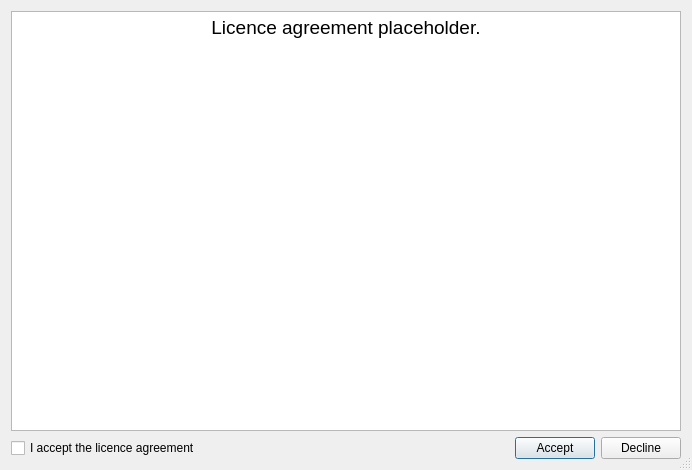
Before: the Qt Designer form Tools/ResourceEditor/DataQt/LicenceDialog.ui in xaoctech/dava.engine, drawn with Qt 5.
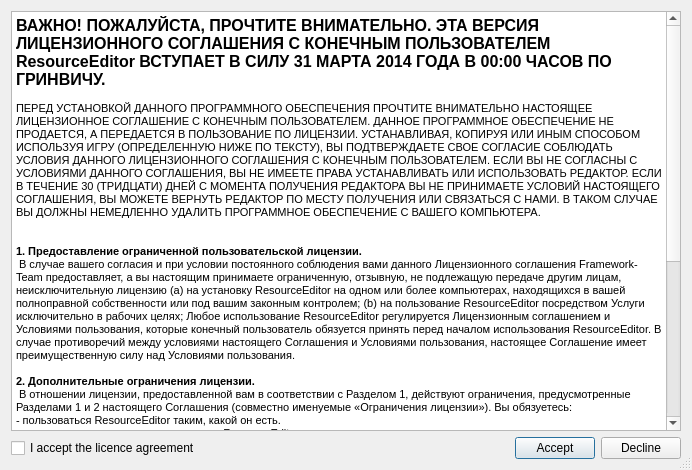
After: the same form once the commit is applied.

Commit message: [DF-185] Licence dialog

What changed in the file:
```diff
--- a/Tools/ResourceEditor/DataQt/LicenceDialog.ui
+++ b/Tools/ResourceEditor/DataQt/LicenceDialog.ui
@@ -36,7 +36,27 @@
 &lt;html&gt;&lt;head&gt;&lt;meta name=&quot;qrichtext&quot; content=&quot;1&quot; /&gt;&lt;style type=&quot;text/css&quot;&gt;
 p, li { white-space: pre-wrap; }
 &lt;/style&gt;&lt;/head&gt;&lt;body style=&quot; font-family:'MS Shell Dlg 2'; font-size:8.25pt; font-weight:400; font-style:normal;&quot;&gt;
-&lt;p align=&quot;center&quot; style=&quot; margin-top:0px; margin-bottom:0px; margin-left:0px; margin-right:0px; -qt-block-indent:0; text-indent:0px;&quot;&gt;&lt;span style=&quot; font-size:14pt;&quot;&gt;Licence agreement placeholder.&lt;/span&gt;&lt;/p&gt;&lt;/body&gt;&lt;/html&gt;</string>
+&lt;p style=&quot; margin-top:0px; margin-bottom:0px; margin-left:0px; margin-right:0px; -qt-block-indent:0; text-indent:0px;&quot;&gt;&lt;span style=&quot; font-size:12pt; font-weight:600;&quot;&gt;ВАЖНО! ПОЖАЛУЙСТА, ПРОЧТИТЕ ВНИМАТЕЛЬНО. ЭТА ВЕРСИЯ ЛИЦЕНЗИОННОГО СОГЛАШЕНИЯ С КОНЕЧНЫМ ПОЛЬЗОВАТЕЛЕМ ResourceEditor ВСТУПАЕТ В СИЛУ 31 МАРТА 2014 ГОДА В 00:00 ЧАСОВ ПО ГРИНВИЧУ.&lt;/span&gt;&lt;/p&gt;
+&lt;p style=&quot;-qt-paragraph-type:empty; margin-top:0px; margin-bottom:0px; margin-left:0px; margin-right:0px; -qt-block-indent:0; text-indent:0px; font-size:8pt;&quot;&gt;&lt;br /&gt;&lt;/p&gt;
+&lt;p style=&quot; margin-top:0px; margin-bottom:0px; margin-left:0px; margin-right:0px; -qt-block-indent:0; text-indent:0px;&quot;&gt;&lt;span style=&quot; font-size:8pt;&quot;&gt;ПЕРЕД УСТАНОВКОЙ ДАННОГО ПРОГРАММНОГО ОБЕСПЕЧЕНИЯ ПРОЧТИТЕ ВНИМАТЕЛЬНО НАСТОЯЩЕЕ ЛИЦЕНЗИОННОЕ СОГЛАШЕНИЕ С КОНЕЧНЫМ ПОЛЬЗОВАТЕЛЕМ. ДАННОЕ ПРОГРАММНОЕ ОБЕСПЕЧЕНИЕ НЕ ПРОДАЕТСЯ, А ПЕРЕДАЕТСЯ В ПОЛЬЗОВАНИЕ ПО ЛИЦЕНЗИИ. УСТАНАВЛИВАЯ, КОПИРУЯ ИЛИ ИНЫМ СПОСОБОМ ИСПОЛЬЗУЯ ИГРУ (ОПРЕДЕЛЕННУЮ НИЖЕ ПО ТЕКСТУ), ВЫ ПОДТВЕРЖДАЕТЕ СВОЕ СОГЛАСИЕ СОБЛЮДАТЬ УСЛОВИЯ ДАННОГО ЛИЦЕНЗИОННОГО СОГЛАШЕНИЯ С КОНЕЧНЫМ ПОЛЬЗОВАТЕЛЕМ. ЕСЛИ ВЫ НЕ СОГЛАСНЫ С УСЛОВИЯМИ ДАННОГО СОГЛАШЕНИЯ, ВЫ НЕ ИМЕЕТЕ ПРАВА УСТАНАВЛИВАТЬ ИЛИ ИСПОЛЬЗОВАТЬ РЕДАКТОР. ЕСЛИ В ТЕЧЕНИЕ 30 (ТРИДЦАТИ) ДНЕЙ С МОМЕНТА ПОЛУЧЕНИЯ РЕДАКТОРА ВЫ НЕ ПРИНИМАЕТЕ УСЛОВИЙ НАСТОЯЩЕГО СОГЛАШЕНИЯ, ВЫ МОЖЕТЕ ВЕРНУТЬ РЕДАКТОР ПО МЕСТУ ПОЛУЧЕНИЯ ИЛИ СВЯЗАТЬСЯ С НАМИ. В ТАКОМ СЛУЧАЕ ВЫ ДОЛЖНЫ НЕМЕДЛЕННО УДАЛИТЬ ПРОГРАММНОЕ ОБЕСПЕЧЕНИЕ С ВАШЕГО КОМПЬЮТЕРА.&lt;/span&gt;&lt;/p&gt;
+&lt;p style=&quot;-qt-paragraph-type:empty; margin-top:0px; margin-bottom:0px; margin-left:0px; margin-right:0px; -qt-block-indent:0; text-indent:0px; font-size:8pt;&quot;&gt;&lt;br /&gt;&lt;/p&gt;
+&lt;p style=&quot;-qt-paragraph-type:empty; margin-top:0px; margin-bottom:0px; margin-left:0px; margin-right:0px; -qt-block-indent:0; text-indent:0px; font-size:8pt;&quot;&gt;&lt;br /&gt;&lt;/p&gt;
+&lt;p style=&quot; margin-top:0px; margin-bottom:0px; margin-left:0px; margin-right:0px; -qt-block-indent:0; text-indent:0px;&quot;&gt;&lt;span style=&quot; font-size:8pt; font-weight:600;&quot;&gt;1. Предоставление ограниченной пользовательской лицензии.&lt;/span&gt;&lt;/p&gt;
+&lt;p style=&quot; margin-top:0px; margin-bottom:0px; margin-left:0px; margin-right:0px; -qt-block-indent:0; text-indent:0px;&quot;&gt;&lt;span style=&quot; font-size:8pt;&quot;&gt; В случае вашего согласия и при условии постоянного соблюдения вами данного Лицензионного соглашения Framework-Team предоставляет, а вы настоящим принимаете ограниченную, отзывную, не подлежащую передаче другим лицам, неисключительную лицензию (а) на установку ResourceEditor на одном или более компьютерах, находящихся в вашей полноправной собственности или под вашим законным контролем; (b) на пользование ResourceEditor посредством Услуги исключительно в рабочих целях; Любое использование ResourceEditor регулируется Лицензионным соглашением и Условиями пользования, которые конечный пользователь обязуется принять перед началом использования ResourceEditor. В случае противоречий между условиями настоящего Соглашения и Условиями пользования, настоящее Соглашение имеет преимущественную силу над Условиями пользования.&lt;/span&gt;&lt;/p&gt;
+&lt;p style=&quot;-qt-paragraph-type:empty; margin-top:0px; margin-bottom:0px; margin-left:0px; margin-right:0px; -qt-block-indent:0; text-indent:0px; font-size:8pt;&quot;&gt;&lt;br /&gt;&lt;/p&gt;
+&lt;p style=&quot; margin-top:0px; margin-bottom:0px; margin-left:0px; margin-right:0px; -qt-block-indent:0; text-indent:0px;&quot;&gt;&lt;span style=&quot; font-size:8pt; font-weight:600;&quot;&gt;2. Дополнительные ограничения лицензии.&lt;/span&gt;&lt;/p&gt;
+&lt;p style=&quot; margin-top:0px; margin-bottom:0px; margin-left:0px; margin-right:0px; -qt-block-indent:0; text-indent:0px;&quot;&gt;&lt;span style=&quot; font-size:8pt;&quot;&gt; В отношении лицензии, предоставленной вам в соответствии с Разделом 1, действуют ограничения, предусмотренные Разделами 1 и 2 настоящего Соглашения (совместно именуемые «Ограничения лицензии»). Вы обязуетесь:&lt;/span&gt;&lt;/p&gt;
+&lt;p style=&quot; margin-top:0px; margin-bottom:0px; margin-left:0px; margin-right:0px; -qt-block-indent:0; text-indent:0px;&quot;&gt;&lt;span style=&quot; font-size:8pt;&quot;&gt;- пользоваться ResourceEditor таким, какой он есть.&lt;/span&gt;&lt;/p&gt;
+&lt;p style=&quot; margin-top:0px; margin-bottom:0px; margin-left:0px; margin-right:0px; -qt-block-indent:0; text-indent:0px;&quot;&gt;&lt;span style=&quot; font-size:8pt;&quot;&gt;- досканально изучить все возможности ResourceEditor&lt;/span&gt;&lt;/p&gt;
+&lt;p style=&quot; margin-top:0px; margin-bottom:0px; margin-left:0px; margin-right:0px; -qt-block-indent:0; text-indent:0px;&quot;&gt;&lt;span style=&quot; font-size:8pt;&quot;&gt;- самостоятельно настраивать матрицы, править шейдеры, а так же, при необходимости, самостоятльно исправлять ошибки в файлах .sc2 с помощью HEX-редактора.&lt;/span&gt;&lt;/p&gt;
+&lt;p style=&quot; margin-top:0px; margin-bottom:0px; margin-left:0px; margin-right:0px; -qt-block-indent:0; text-indent:0px;&quot;&gt;&lt;span style=&quot; font-size:8pt;&quot;&gt;- в случае использования ResourceEditor в состоянии алькогольного, наркотического или токсического опьянения безвозмездно передать часть веществ, вызвавшых данное состояние, в пользу Framework-Team&lt;/span&gt;&lt;/p&gt;
+&lt;p style=&quot; margin-top:0px; margin-bottom:0px; margin-left:0px; margin-right:0px; -qt-block-indent:0; text-indent:0px;&quot;&gt;&lt;span style=&quot; font-size:8pt;&quot;&gt;- использовать ResourceEditor вне состояния алькогольного, наркотического или токсического опьянения не более 5 дней.&lt;/span&gt;&lt;/p&gt;
+&lt;p style=&quot; margin-top:0px; margin-bottom:0px; margin-left:0px; margin-right:0px; -qt-block-indent:0; text-indent:0px;&quot;&gt;&lt;span style=&quot; font-size:8pt;&quot;&gt;- все обеденные салаты с содержанием помидоров более 10% безвозмездно передавать в рот Сольвью Игорю; в случае сопротивлении объекта - разрешается и требуется применить силу.&lt;/span&gt;&lt;/p&gt;
+&lt;p style=&quot; margin-top:0px; margin-bottom:0px; margin-left:0px; margin-right:0px; -qt-block-indent:0; text-indent:0px;&quot;&gt;&lt;span style=&quot; font-size:8pt;&quot;&gt;- ежемесячно отчислять не менее 4% заработной платы в пользу Framework-Team, посредством помещения денежных средств, закуски или алкоголя в емкость с надписью &amp;quot;РАБОТАЕМ ЗА ПЕЧЕНКИ&amp;quot; в комнате 210, а так же не менее 1% заработной платы отчислять лично МАСТЕРУ ЛИНЕЙНОГО ТУМАНА ЗА 5 СЕК.&lt;/span&gt;&lt;/p&gt;
+&lt;p style=&quot;-qt-paragraph-type:empty; margin-top:0px; margin-bottom:0px; margin-left:0px; margin-right:0px; -qt-block-indent:0; text-indent:0px; font-size:8pt;&quot;&gt;&lt;br /&gt;&lt;/p&gt;
+&lt;p style=&quot;-qt-paragraph-type:empty; margin-top:0px; margin-bottom:0px; margin-left:0px; margin-right:0px; -qt-block-indent:0; text-indent:0px; font-size:8pt;&quot;&gt;&lt;br /&gt;&lt;/p&gt;
+&lt;p style=&quot; margin-top:0px; margin-bottom:0px; margin-left:0px; margin-right:0px; -qt-block-indent:0; text-indent:0px;&quot;&gt;&lt;span style=&quot; font-size:8pt; font-weight:600;&quot;&gt;3. Внесение изменений в Соглашение.&lt;/span&gt;&lt;/p&gt;
+&lt;p style=&quot; margin-top:0px; margin-bottom:0px; margin-left:0px; margin-right:0px; -qt-block-indent:0; text-indent:0px;&quot;&gt;&lt;span style=&quot; font-size:8pt;&quot;&gt; Framework-Team имеет право в любое время вносить изменения в настоящее Лицензионное соглашение. В этом случае компания Framework-Team будет сообщать вам о любых подобных изменениях путем специального уведомления. Если вы не выдвинете возражений против изменений Лицензионного соглашения в течение 1 (одного) месяца после получения специального уведомления, продолжение использования ResourceEditor будет означать, что вы принимаете измененное Лицензионное соглашение. Специальное уведомление будет содержать напоминание о том, что продолжение использования Услуги по истечении 1 (одного) месяца от даты специального уведомления означает принятие вами всех изменений.&lt;/span&gt;&lt;/p&gt;&lt;/body&gt;&lt;/html&gt;</string>
      </property>
      <property name="openExternalLinks">
       <bool>true</bool>
```
The commit also changes 1 other file.
